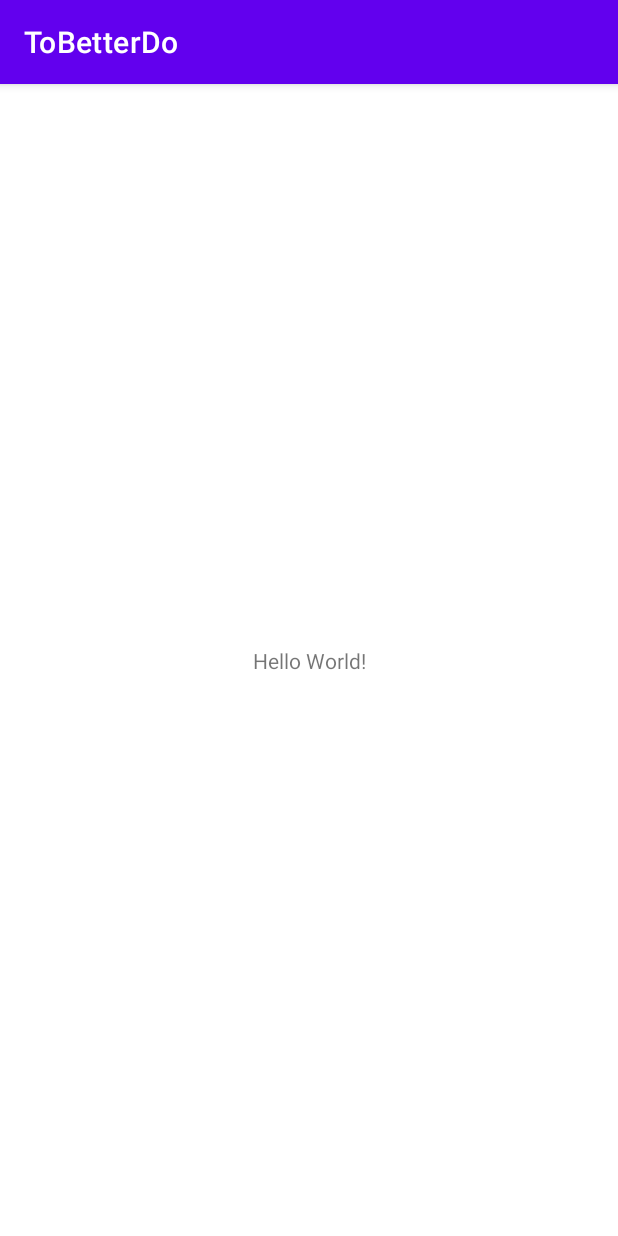
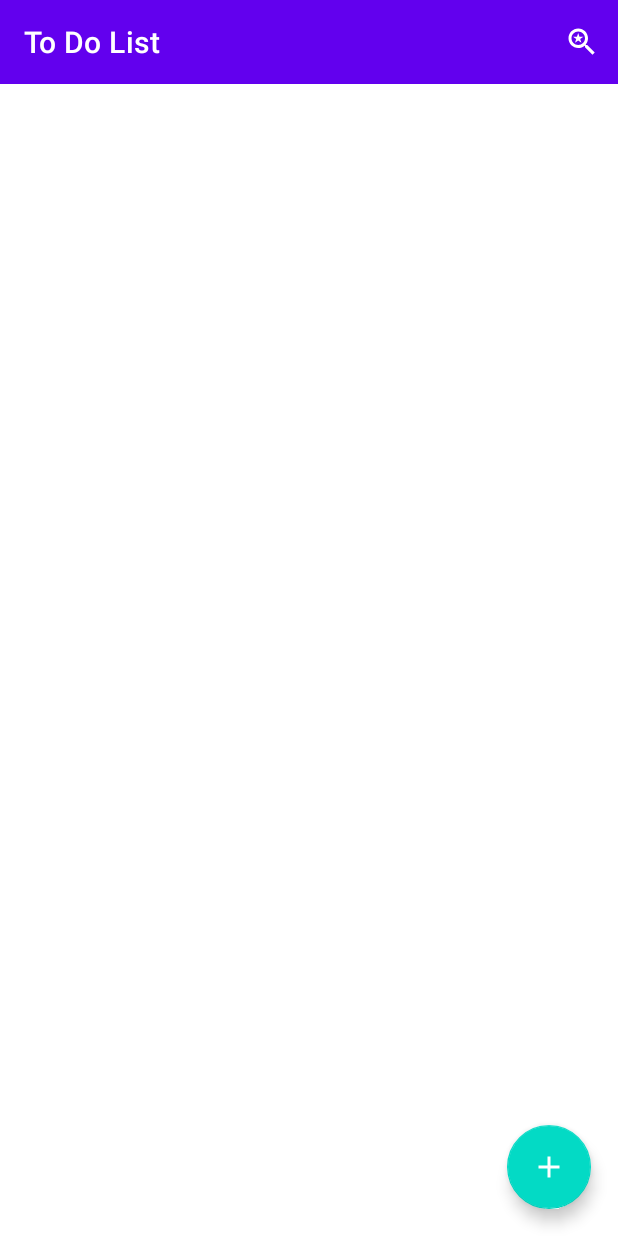
Before and after one commit to tarikkeskin/ToBetterDo, an Android app: the screen it shows after launch (MainActivity), on a phone screen of 412 x 824 dp. Run offline under Robolectric (Android 15) with nearby library versions, the phone set to English and light mode, and no system bars.

Commit message:
Setup fragments and navigations & Menu Item & Search View

```diff
--- /dev/null
+++ b/app/src/main/java/com/tobetteryou/tobetterdo/fragments/MainPageFragment.java
@@ -0,0 +1,79 @@
+package com.tobetteryou.tobetterdo.fragments;
+
+import android.os.Bundle;
+
+import androidx.annotation.NonNull;
+import androidx.annotation.Nullable;
+import androidx.appcompat.app.AppCompatActivity;
+import androidx.appcompat.widget.SearchView;
+import androidx.fragment.app.Fragment;
+import androidx.navigation.Navigation;
+
+import android.util.Log;
+import android.view.LayoutInflater;
+import android.view.Menu;
+import android.view.MenuInflater;
+import android.view.MenuItem;
+import android.view.View;
+import android.view.ViewGroup;
+
+import com.tobetteryou.tobetterdo.R;
+import com.tobetteryou.tobetterdo.databinding.FragmentMainPageBinding;
+
+public class MainPageFragment extends Fragment implements SearchView.OnQueryTextListener {
+
+    private FragmentMainPageBinding tasarim;
+
+    @Override
+    public View onCreateView(LayoutInflater inflater, ViewGroup container,
+                             Bundle savedInstanceState) {
+        // Inflate the layout for this fragment
+        tasarim = FragmentMainPageBinding.inflate(inflater, container, false);
+
+        tasarim.toolbarMainPage.setTitle("To Do List");
+
+        //support out toolbar as action bar
+        ((AppCompatActivity)getActivity()).setSupportActionBar(tasarim.toolbarMainPage);
+
+        tasarim.fab.setOnClickListener(view -> {
+            Navigation.findNavController(view).navigate(R.id.addToDoNavigation);
+        });
+
+
+
+        return tasarim.getRoot();
+    }
+
+    @Override
+    public void onCreate(@Nullable Bundle savedInstanceState) {
+        super.onCreate(savedInstanceState);
+        setHasOptionsMenu(true);
+    }
+
+    @Override
+    public void onCreateOptionsMenu(@NonNull Menu menu, @NonNull MenuInflater inflater) {
+        inflater.inflate(R.menu.toolbar_menu,menu);
+
+        MenuItem item = menu.findItem(R.id.action_search);
+        SearchView searchView = (SearchView) item.getActionView();
+        searchView.setOnQueryTextListener(this);
+
+        super.onCreateOptionsMenu(menu, inflater);
+    }
+
+    @Override
+    public boolean onQueryTextSubmit(String query) {
+        search(query);
+        return true;
+    }
+
+    @Override
+    public boolean onQueryTextChange(String newText) {
+        search(newText);
+        return true;
+    }
+
+    public void search(String searchText){
+        Log.e("Event",searchText);
+    }
+}
--- /dev/null
+++ b/app/src/main/res/drawable/add_icon.xml
@@ -0,0 +1,10 @@
+<vector xmlns:android="http://schemas.android.com/apk/res/android"
+    android:width="24dp"
+    android:height="24dp"
+    android:viewportWidth="24"
+    android:viewportHeight="24"
+    android:tint="?attr/colorControlNormal">
+  <path
+      android:fillColor="@android:color/white"
+      android:pathData="M19,13h-6v6h-2v-6H5v-2h6V5h2v6h6v2z"/>
+</vector>
--- /dev/null
+++ b/app/src/main/res/drawable/delete_icon.xml
@@ -0,0 +1,5 @@
+<vector android:height="24dp" android:tint="#7C3636"
+    android:viewportHeight="24" android:viewportWidth="24"
+    android:width="24dp" xmlns:android="http://schemas.android.com/apk/res/android">
+    <path android:fillColor="@android:color/white" android:pathData="M6,19c0,1.1 0.9,2 2,2h8c1.1,0 2,-0.9 2,-2V7H6v12zM19,4h-3.5l-1,-1h-5l-1,1H5v2h14V4z"/>
+</vector>
--- /dev/null
+++ b/app/src/main/res/drawable/search_icon.xml
@@ -0,0 +1,10 @@
+<vector xmlns:android="http://schemas.android.com/apk/res/android"
+    android:width="24dp"
+    android:height="24dp"
+    android:viewportWidth="24"
+    android:viewportHeight="24"
+    android:tint="?attr/colorControlNormal">
+  <path
+      android:fillColor="@android:color/white"
+      android:pathData="M15.5,14h-0.79l-0.28,-0.27C15.41,12.59 16,11.11 16,9.5 16,5.91 13.09,3 9.5,3S3,5.91 3,9.5 5.91,16 9.5,16c1.61,0 3.09,-0.59 4.23,-1.57l0.27,0.28v0.79l5,4.99L20.49,19l-4.99,-5zM9.5,14C7.01,14 5,11.99 5,9.5S7.01,5 9.5,5 14,7.01 14,9.5 11.99,14 9.5,14zM7.33,12.5l2.14,-1.53 2.14,1.53 -0.83,-2.46 2.15,-1.5h-2.62L9.47,6l-0.84,2.54L6,8.54l2.14,1.49z"/>
+</vector>
--- a/app/src/main/res/layout/activity_main.xml
+++ b/app/src/main/res/layout/activity_main.xml
@@ -6,13 +6,15 @@
     android:layout_height="match_parent"
     tools:context=".MainActivity">
 
-    <TextView
-        android:layout_width="wrap_content"
-        android:layout_height="wrap_content"
-        android:text="Hello World!"
+    <androidx.fragment.app.FragmentContainerView
+        android:id="@+id/fragmentContainerView"
+        android:name="androidx.navigation.fragment.NavHostFragment"
+        android:layout_width="0dp"
+        android:layout_height="0dp"
+        app:defaultNavHost="true"
         app:layout_constraintBottom_toBottomOf="parent"
-        app:layout_constraintLeft_toLeftOf="parent"
-        app:layout_constraintRight_toRightOf="parent"
-        app:layout_constraintTop_toTopOf="parent" />
-
+        app:layout_constraintEnd_toEndOf="parent"
+        app:layout_constraintStart_toStartOf="parent"
+        app:layout_constraintTop_toTopOf="parent"
+        app:navGraph="@navigation/main_activity_nav" />
 </androidx.constraintlayout.widget.ConstraintLayout>
--- /dev/null
+++ b/app/src/main/res/layout/fragment_main_page.xml
@@ -0,0 +1,31 @@
+<?xml version="1.0" encoding="utf-8"?>
+<androidx.constraintlayout.widget.ConstraintLayout xmlns:android="http://schemas.android.com/apk/res/android"
+    xmlns:app="http://schemas.android.com/apk/res-auto"
+    xmlns:tools="http://schemas.android.com/tools"
+    android:layout_width="match_parent"
+    android:layout_height="match_parent"
+    tools:context=".fragments.MainPageFragment" >
+
+    <androidx.appcompat.widget.Toolbar
+        android:id="@+id/toolbarMainPage"
+        android:layout_width="0dp"
+        android:layout_height="wrap_content"
+        android:background="?attr/colorPrimary"
+        android:minHeight="?attr/actionBarSize"
+        android:theme="?attr/actionBarTheme"
+        app:layout_constraintEnd_toEndOf="parent"
+        app:layout_constraintStart_toStartOf="parent"
+        app:layout_constraintTop_toTopOf="parent" />
+
+    <com.google.android.material.floatingactionbutton.FloatingActionButton
+        android:id="@+id/fab"
+        android:layout_width="wrap_content"
+        android:layout_height="wrap_content"
+        android:layout_marginEnd="18dp"
+        android:layout_marginBottom="18dp"
+        android:clickable="true"
+        android:src="@drawable/add_icon"
+        app:tint="@color/white"
+        app:layout_constraintBottom_toBottomOf="parent"
+        app:layout_constraintEnd_toEndOf="parent" />
+</androidx.constraintlayout.widget.ConstraintLayout>
--- /dev/null
+++ b/app/src/main/res/menu/toolbar_menu.xml
@@ -0,0 +1,11 @@
+<?xml version="1.0" encoding="utf-8"?>
+<menu xmlns:app="http://schemas.android.com/apk/res-auto"
+    xmlns:android="http://schemas.android.com/apk/res/android">
+
+    <item
+        android:id="@+id/action_search"
+        android:icon="@drawable/search_icon"
+        android:title="Search"
+        app:showAsAction="always|collapseActionView"
+        app:actionViewClass="androidx.appcompat.widget.SearchView" />
+</menu>
--- /dev/null
+++ b/app/src/main/res/navigation/main_activity_nav.xml
@@ -0,0 +1,34 @@
+<?xml version="1.0" encoding="utf-8"?>
+<navigation xmlns:android="http://schemas.android.com/apk/res/android"
+    xmlns:app="http://schemas.android.com/apk/res-auto"
+    xmlns:tools="http://schemas.android.com/tools"
+    android:id="@+id/main_activity_nav"
+    app:startDestination="@id/mainPageFragment">
+
+    <fragment
+        android:id="@+id/mainPageFragment"
+        android:name="com.tobetteryou.tobetterdo.fragments.MainPageFragment"
+        android:label="fragment_main_page"
+        tools:layout="@layout/fragment_main_page" >
+        <action
+            android:id="@+id/addToDoNavigation"
+            app:destination="@id/addToDoFragment" />
+        <action
+            android:id="@+id/detailToDoNavigation"
+            app:destination="@id/detailToDoFragment" />
+    </fragment>
+    <fragment
+        android:id="@+id/detailToDoFragment"
+        android:name="com.tobetteryou.tobetterdo.fragments.DetailToDoFragment"
+        android:label="fragment_detail_to_do"
+        tools:layout="@layout/fragment_detail_to_do" >
+        <argument
+            android:name="event"
+            app:argType="com.tobetteryou.tobetterdo.entity.Event" />
+    </fragment>
+    <fragment
+        android:id="@+id/addToDoFragment"
+        android:name="com.tobetteryou.tobetterdo.fragments.AddToDoFragment"
+        android:label="fragment_add_to_do"
+        tools:layout="@layout/fragment_add_to_do" />
+</navigation>
--- a/app/src/main/res/values-night/themes.xml
+++ b/app/src/main/res/values-night/themes.xml
@@ -12,5 +12,8 @@
         <!-- Status bar color. -->
         <item name="android:statusBarColor" tools:targetApi="l">?attr/colorPrimaryVariant</item>
         <!-- Customize your theme here. -->
+
+        <item name="windowActionBar">false</item>
+        <item name="windowNoTitle">true</item>
     </style>
 </resources>
--- a/app/src/main/res/values/strings.xml
+++ b/app/src/main/res/values/strings.xml
@@ -1,3 +1,5 @@
 <resources>
     <string name="app_name">ToBetterDo</string>
+    <!-- TODO: Remove or change this placeholder text -->
+    <string name="hello_blank_fragment">Hello blank fragment</string>
 </resources>
--- a/app/src/main/res/values/themes.xml
+++ b/app/src/main/res/values/themes.xml
@@ -12,5 +12,7 @@
         <!-- Status bar color. -->
         <item name="android:statusBarColor" tools:targetApi="l">?attr/colorPrimaryVariant</item>
         <!-- Customize your theme here. -->
+        <item name="windowActionBar">false</item>
+        <item name="windowNoTitle">true</item>
     </style>
 </resources>
--- a/build.gradle
+++ b/build.gradle
@@ -1,4 +1,10 @@
 // Top-level build file where you can add configuration options common to all sub-projects/modules.
+buildscript {
+    dependencies {
+        classpath "androidx.navigation:navigation-safe-args-gradle-plugin:2.4.1"
+    }
+}
+
 plugins {
     id 'com.android.application' version '7.1.2' apply false
     id 'com.android.library' version '7.1.2' apply false
```
Also changed, not shown: app/build.gradle (+9 -0 lines), app/src/main/java/com/tobetteryou/tobetterdo/entity/Event.java (added, +32 -0 lines), app/src/main/java/com/tobetteryou/tobetterdo/fragments/AddToDoFragment.java (added, +39 -0 lines), app/src/main/java/com/tobetteryou/tobetterdo/fragments/DetailToDoFragment.java (added, +37 -0 lines), app/src/main/res/layout/card_event.xml (added, +42 -0 lines), app/src/main/res/layout/fragment_add_to_do.xml (added, +51 -0 lines), app/src/main/res/layout/fragment_detail_to_do.xml (added, +51 -0 lines).
